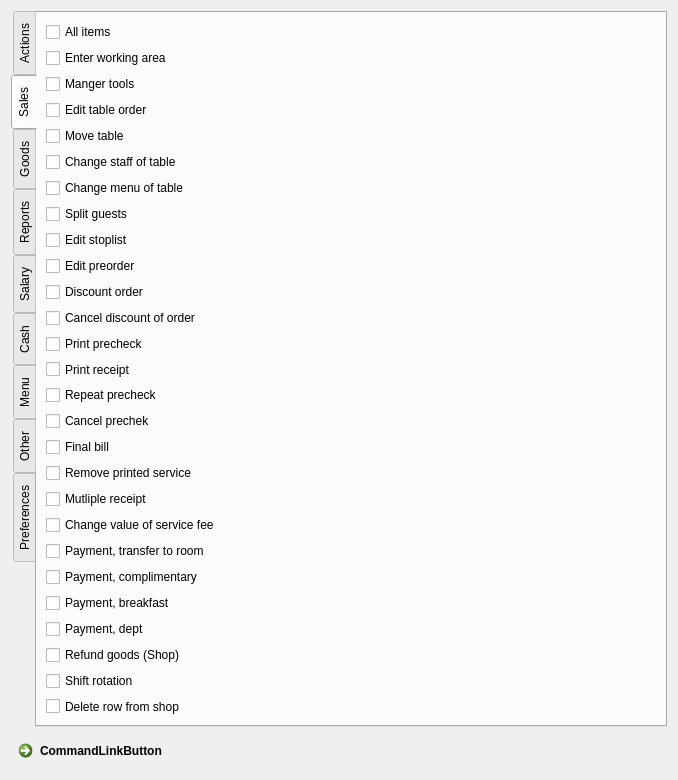
This is FrontDesk/c5grouppermissionseditor.ui in End1-1/Cafe5 as Qt 5 draws it before an edit. The edited form follows.
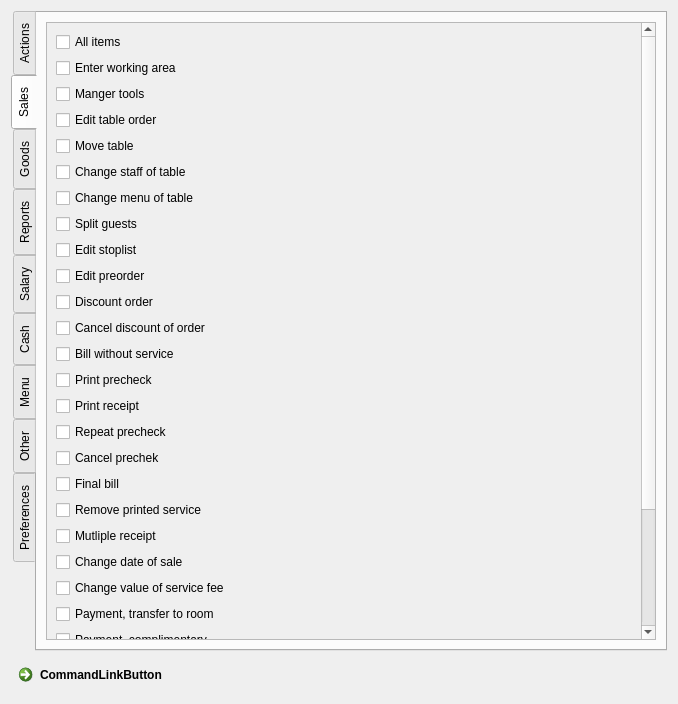
This is the edited form. The open tabs and pages were chosen to show the change. Custom widgets are drawn as their Qt base class.

Patch:
```diff
--- a/FrontDesk/c5grouppermissionseditor.ui
+++ b/FrontDesk/c5grouppermissionseditor.ui
@@ -7,7 +7,7 @@
     <x>0</x>
     <y>0</y>
     <width>678</width>
-    <height>703</height>
+    <height>704</height>
    </rect>
   </property>
   <property name="windowTitle">
@@ -157,87 +157,42 @@
        <string>Sales</string>
       </attribute>
       <layout class="QGridLayout" name="gridLayout_3">
-       <item row="21" column="0">
-        <widget class="C5CheckBox" name="checkBox_42">
-         <property name="text">
-          <string>Payment, complimentary</string>
+       <item row="0" column="0">
+        <widget class="QScrollArea" name="scrollArea">
+         <property name="widgetResizable">
+          <bool>true</bool>
          </property>
-         <property name="Tag" stdset="0">
-          <number>505</number>
-         </property>
-        </widget>
-       </item>
-       <item row="18" column="0">
-        <widget class="C5CheckBox" name="checkBox_9">
+         <widget class="QWidget" name="scrollAreaWidgetContents">
+          <property name="geometry">
+           <rect>
+            <x>0</x>
+            <y>0</y>
+            <width>597</width>
+            <height>679</height>
+           </rect>
+          </property>
+          <layout class="QVBoxLayout" name="verticalLayout_4">
+           <item>
+            <widget class="C5CheckBox" name="chWaiterAllItems">
          <property name="text">
-          <string>Mutliple receipt</string>
+              <string>All items</string>
          </property>
          <property name="Tag" stdset="0">
           <number>501</number>
          </property>
         </widget>
        </item>
-       <item row="26" column="0">
-        <widget class="C5CheckBox" name="checkBox_74">
+           <item>
+            <widget class="C5CheckBox" name="checkBox_77">
          <property name="text">
-          <string>Delete row from shop</string>
+              <string>Enter working area</string>
          </property>
          <property name="Tag" stdset="0">
           <number>510</number>
          </property>
         </widget>
        </item>
-       <item row="9" column="0">
-        <widget class="C5CheckBox" name="checkBox_87">
-         <property name="text">
-          <string>Edit preorder</string>
-         </property>
-         <property name="Tag" stdset="0">
-          <number>519</number>
-         </property>
-        </widget>
-       </item>
-       <item row="8" column="0">
-        <widget class="C5CheckBox" name="checkBox_81">
-         <property name="text">
-          <string>Edit stoplist</string>
-         </property>
-         <property name="Tag" stdset="0">
-          <number>518</number>
-         </property>
-        </widget>
-       </item>
-       <item row="24" column="0">
-        <widget class="C5CheckBox" name="checkBox_54">
-         <property name="text">
-          <string>Refund goods (Shop)</string>
-         </property>
-         <property name="Tag" stdset="0">
-          <number>508</number>
-         </property>
-        </widget>
-       </item>
-       <item row="12" column="0">
-        <widget class="C5CheckBox" name="checkBox_84">
-         <property name="text">
-          <string>Print precheck</string>
-         </property>
-         <property name="Tag" stdset="0">
-          <number>522</number>
-         </property>
-        </widget>
-       </item>
-       <item row="25" column="0">
-        <widget class="C5CheckBox" name="checkBox_60">
-         <property name="text">
-          <string>Shift rotation</string>
-         </property>
-         <property name="Tag" stdset="0">
-          <number>509</number>
-         </property>
-        </widget>
-       </item>
-       <item row="2" column="0">
+           <item>
         <widget class="C5CheckBox" name="checkBox_89">
          <property name="text">
           <string>Manger tools</string>
@@ -247,100 +202,27 @@
          </property>
         </widget>
        </item>
-       <item row="17" column="0">
-        <widget class="C5CheckBox" name="checkBox_10">
+           <item>
+            <widget class="C5CheckBox" name="checkBox_78">
          <property name="text">
-          <string>Remove printed service</string>
+              <string>Edit table order</string>
          </property>
          <property name="Tag" stdset="0">
           <number>502</number>
          </property>
         </widget>
        </item>
-       <item row="15" column="0">
-        <widget class="C5CheckBox" name="checkBox_86">
+           <item>
+            <widget class="C5CheckBox" name="checkBox_91">
          <property name="text">
-          <string>Cancel prechek</string>
+              <string>Move table</string>
          </property>
          <property name="Tag" stdset="0">
           <number>523</number>
          </property>
         </widget>
        </item>
-       <item row="22" column="0">
-        <widget class="C5CheckBox" name="checkBox_43">
-         <property name="text">
-          <string>Payment, breakfast</string>
-         </property>
-         <property name="Tag" stdset="0">
-          <number>506</number>
-         </property>
-        </widget>
-       </item>
-       <item row="11" column="0">
-        <widget class="C5CheckBox" name="checkBox_83">
-         <property name="text">
-          <string>Cancel discount of order</string>
-         </property>
-         <property name="Tag" stdset="0">
-          <number>521</number>
-         </property>
-        </widget>
-       </item>
-       <item row="27" column="0">
-        <spacer name="verticalSpacer_3">
-         <property name="orientation">
-          <enum>Qt::Vertical</enum>
-         </property>
-         <property name="sizeHint" stdset="0">
-          <size>
-           <width>20</width>
-           <height>544</height>
-          </size>
-         </property>
-        </spacer>
-       </item>
-       <item row="23" column="0">
-        <widget class="C5CheckBox" name="checkBox_44">
-         <property name="text">
-          <string>Payment, dept</string>
-         </property>
-         <property name="Tag" stdset="0">
-          <number>507</number>
-         </property>
-        </widget>
-       </item>
-       <item row="10" column="0">
-        <widget class="C5CheckBox" name="checkBox_82">
-         <property name="text">
-          <string>Discount order</string>
-         </property>
-         <property name="Tag" stdset="0">
-          <number>520</number>
-         </property>
-        </widget>
-       </item>
-       <item row="19" column="0">
-        <widget class="C5CheckBox" name="checkBox_39">
-         <property name="text">
-          <string>Change value of service fee</string>
-         </property>
-         <property name="Tag" stdset="0">
-          <number>503</number>
-         </property>
-        </widget>
-       </item>
-       <item row="0" column="0">
-        <widget class="C5CheckBox" name="chWaiterAllItems">
-         <property name="text">
-          <string>All items</string>
-         </property>
-         <property name="Tag" stdset="0">
-          <number>500</number>
-         </property>
-        </widget>
-       </item>
-       <item row="5" column="0">
+           <item>
         <widget class="C5CheckBox" name="checkBox_79">
          <property name="text">
           <string>Change staff of table</string>
@@ -350,7 +232,17 @@
          </property>
         </widget>
        </item>
-       <item row="7" column="0">
+           <item>
+            <widget class="C5CheckBox" name="checkBox_80">
+             <property name="text">
+              <string>Change menu of table</string>
+             </property>
+             <property name="Tag" stdset="0">
+              <number>517</number>
+             </property>
+            </widget>
+           </item>
+           <item>
         <widget class="C5CheckBox" name="checkBox_179">
          <property name="text">
           <string>Split guests</string>
@@ -360,37 +252,67 @@
          </property>
         </widget>
        </item>
-       <item row="20" column="0">
-        <widget class="C5CheckBox" name="checkBox_41">
+           <item>
+            <widget class="C5CheckBox" name="checkBox_81">
          <property name="text">
-          <string>Payment, transfer to room</string>
+              <string>Edit stoplist</string>
          </property>
          <property name="Tag" stdset="0">
           <number>504</number>
          </property>
         </widget>
        </item>
-       <item row="14" column="0">
-        <widget class="C5CheckBox" name="checkBox_85">
+           <item>
+            <widget class="C5CheckBox" name="checkBox_87">
          <property name="text">
-          <string>Repeat precheck</string>
+              <string>Edit preorder</string>
          </property>
          <property name="Tag" stdset="0">
           <number>524</number>
          </property>
         </widget>
        </item>
-       <item row="3" column="0">
-        <widget class="C5CheckBox" name="checkBox_78">
+           <item>
+            <widget class="C5CheckBox" name="checkBox_82">
          <property name="text">
-          <string>Edit table order</string>
+              <string>Discount order</string>
          </property>
          <property name="Tag" stdset="0">
           <number>526</number>
          </property>
         </widget>
        </item>
-       <item row="13" column="0">
+           <item>
+            <widget class="C5CheckBox" name="checkBox_83">
+             <property name="text">
+              <string>Cancel discount of order</string>
+             </property>
+             <property name="Tag" stdset="0">
+              <number>521</number>
+             </property>
+            </widget>
+           </item>
+           <item>
+            <widget class="C5CheckBox" name="checkBox_93">
+             <property name="text">
+              <string>Bill without service</string>
+             </property>
+             <property name="Tag" stdset="0">
+              <number>532</number>
+             </property>
+            </widget>
+           </item>
+           <item>
+            <widget class="C5CheckBox" name="checkBox_84">
+             <property name="text">
+              <string>Print precheck</string>
+             </property>
+             <property name="Tag" stdset="0">
+              <number>522</number>
+             </property>
+            </widget>
+           </item>
+           <item>
         <widget class="C5CheckBox" name="checkBox_90">
          <property name="text">
           <string>Print receipt</string>
@@ -400,7 +322,27 @@
          </property>
         </widget>
        </item>
-       <item row="16" column="0">
+           <item>
+            <widget class="C5CheckBox" name="checkBox_85">
+             <property name="text">
+              <string>Repeat precheck</string>
+             </property>
+             <property name="Tag" stdset="0">
+              <number>524</number>
+             </property>
+            </widget>
+           </item>
+           <item>
+            <widget class="C5CheckBox" name="checkBox_86">
+             <property name="text">
+              <string>Cancel prechek</string>
+             </property>
+             <property name="Tag" stdset="0">
+              <number>523</number>
+             </property>
+            </widget>
+           </item>
+           <item>
         <widget class="C5CheckBox" name="checkBox_88">
          <property name="text">
           <string>Final bill</string>
@@ -410,34 +352,118 @@
          </property>
         </widget>
        </item>
-       <item row="6" column="0">
-        <widget class="C5CheckBox" name="checkBox_80">
+           <item>
+            <widget class="C5CheckBox" name="checkBox_10">
          <property name="text">
-          <string>Change menu of table</string>
+              <string>Remove printed service</string>
          </property>
          <property name="Tag" stdset="0">
           <number>517</number>
          </property>
         </widget>
        </item>
-       <item row="1" column="0">
-        <widget class="C5CheckBox" name="checkBox_77">
+           <item>
+            <widget class="C5CheckBox" name="checkBox_9">
          <property name="text">
-          <string>Enter working area</string>
+              <string>Mutliple receipt</string>
          </property>
          <property name="Tag" stdset="0">
           <number>515</number>
          </property>
         </widget>
        </item>
-       <item row="4" column="0">
-        <widget class="C5CheckBox" name="checkBox_91">
+           <item>
+            <widget class="C5CheckBox" name="checkBox_92">
          <property name="text">
-          <string>Move table</string>
+              <string>Change date of sale</string>
          </property>
          <property name="Tag" stdset="0">
-          <number>514</number>
-         </property>
+              <number>531</number>
+             </property>
+            </widget>
+           </item>
+           <item>
+            <widget class="C5CheckBox" name="checkBox_39">
+             <property name="text">
+              <string>Change value of service fee</string>
+             </property>
+             <property name="Tag" stdset="0">
+              <number>503</number>
+             </property>
+            </widget>
+           </item>
+           <item>
+            <widget class="C5CheckBox" name="checkBox_41">
+             <property name="text">
+              <string>Payment, transfer to room</string>
+             </property>
+             <property name="Tag" stdset="0">
+              <number>504</number>
+             </property>
+            </widget>
+           </item>
+           <item>
+            <widget class="C5CheckBox" name="checkBox_42">
+             <property name="text">
+              <string>Payment, complimentary</string>
+             </property>
+             <property name="Tag" stdset="0">
+              <number>505</number>
+             </property>
+            </widget>
+           </item>
+           <item>
+            <widget class="C5CheckBox" name="checkBox_43">
+             <property name="text">
+              <string>Payment, breakfast</string>
+             </property>
+             <property name="Tag" stdset="0">
+              <number>506</number>
+             </property>
+            </widget>
+           </item>
+           <item>
+            <widget class="C5CheckBox" name="checkBox_44">
+             <property name="text">
+              <string>Payment, dept</string>
+             </property>
+             <property name="Tag" stdset="0">
+              <number>507</number>
+             </property>
+            </widget>
+           </item>
+           <item>
+            <widget class="C5CheckBox" name="checkBox_54">
+             <property name="text">
+              <string>Refund goods (Shop)</string>
+             </property>
+             <property name="Tag" stdset="0">
+              <number>508</number>
+             </property>
+            </widget>
+           </item>
+           <item>
+            <widget class="C5CheckBox" name="checkBox_60">
+             <property name="text">
+              <string>Shift rotation</string>
+             </property>
+             <property name="Tag" stdset="0">
+              <number>509</number>
+             </property>
+            </widget>
+           </item>
+           <item>
+            <widget class="C5CheckBox" name="checkBox_74">
+             <property name="text">
+              <string>Delete row from shop</string>
+             </property>
+             <property name="Tag" stdset="0">
+              <number>510</number>
+             </property>
+            </widget>
+           </item>
+          </layout>
+         </widget>
         </widget>
        </item>
       </layout>
```
Left out of the diff: 103 changed lines with no effect on the pictures. Lines whose indentation alone changed are shown as unchanged.
